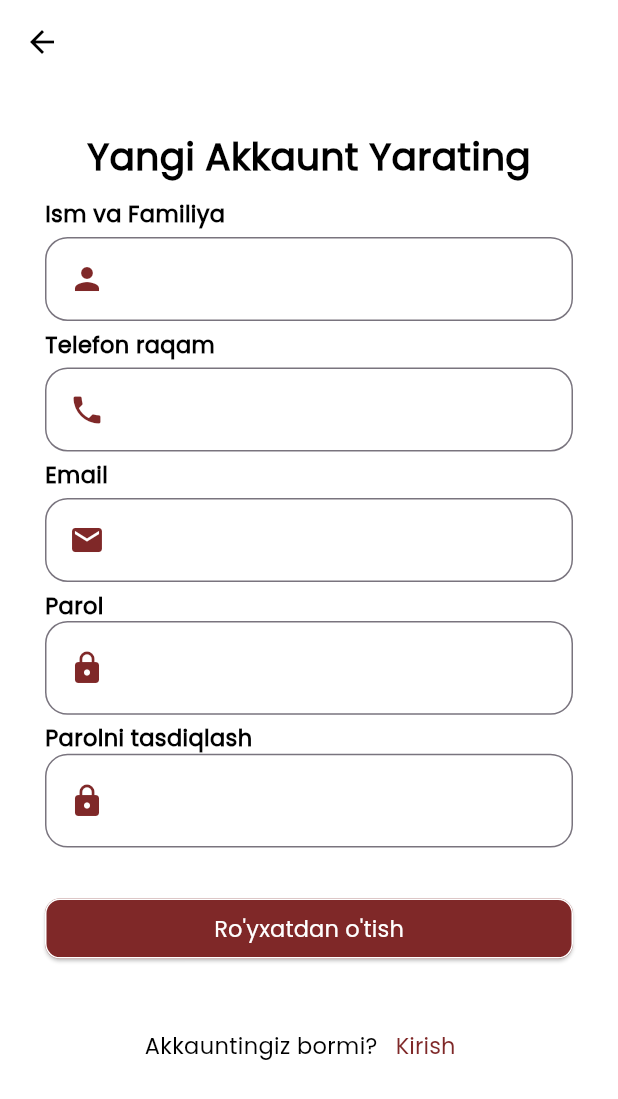
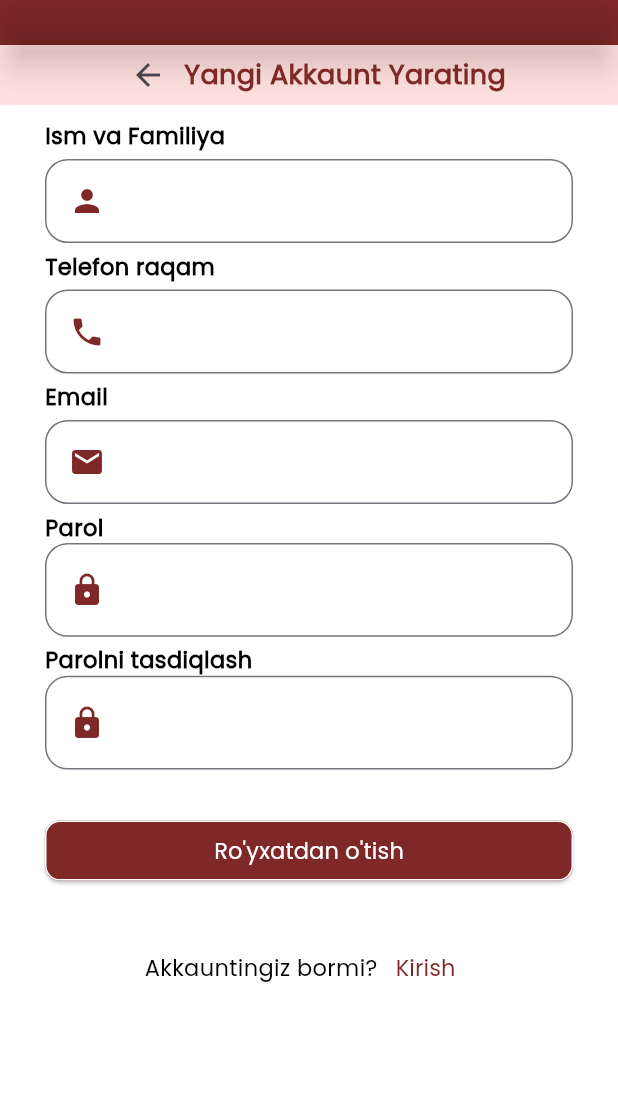
Before and after one commit to abdurasulov1441/vorismobiUXUI, a Flutter app: the SignUpScreen screen opened by its route, on a phone screen of 412 x 824 dp. Shown: the top 1099 px of the screen. Run offline on Flutter 3.47's test engine with Material 3 defaults, Android fonts, the phone set to English and light mode, and no system bars; our stand-ins replace cloud_firestore, email_validator, firebase_auth, firebase_core; accounts and stored records are empty.

```diff
--- a/lib/components/appbar_title.dart
+++ b/lib/components/appbar_title.dart
@@ -11,7 +11,7 @@ class AppbarTitle extends StatelessWidget {
       children: [
         Container(
           width: double.infinity,
-          height: 50,
+          height: 30,
           color: AppColors.iconGuardColor,
         ),
         Container(
--- /dev/null
+++ b/lib/components/mini_red_app_bar.dart
@@ -0,0 +1,19 @@
+import 'package:flutter/material.dart';
+import 'package:flutter_application_1/style/app_colors.dart';
+
+class MiniRedAppBar extends StatelessWidget {
+  const MiniRedAppBar({super.key});
+
+  @override
+  Widget build(BuildContext context) {
+    return Container(
+      color: AppColors.iconGuardColor,
+      width: double.infinity,
+      height: 30,
+      child: Card(
+        elevation: 10,
+        color: Colors.transparent,
+      ),
+    );
+  }
+}
--- a/lib/screens/signup_screen.dart
+++ b/lib/screens/signup_screen.dart
@@ -1,6 +1,7 @@
 import 'package:email_validator/email_validator.dart';
 import 'package:firebase_auth/firebase_auth.dart';
 import 'package:flutter/material.dart';
+import 'package:flutter_application_1/components/mini_red_app_bar.dart';
 import 'package:flutter_application_1/services/snack_bar.dart';
 import 'package:flutter_application_1/style/app_colors.dart';
 import 'package:flutter_application_1/style/app_style.dart';
@@ -85,29 +86,49 @@ class _SignUpScreen extends State<SignUpScreen> {
     return Scaffold(
       backgroundColor: AppColors.backgroundColor,
       resizeToAvoidBottomInset: false,
-      appBar: AppBar(
-        backgroundColor: AppColors.headerColor,
-        leading: IconButton(
-            onPressed: () {
-              Navigator.pop(context);
-            },
-            icon: Icon(
-              Icons.arrow_back,
-              color: AppColors.textColor,
-            )),
-      ),
+      // appBar: AppBar(
+      //   backgroundColor: AppColors.headerColor,
+      //   leading: IconButton(
+      //       onPressed: () {
+      //         Navigator.pop(context);
+      //       },
+      //       icon: Icon(
+      //         Icons.arrow_back,
+      //         color: AppColors.textColor,
+      //       )),
+      // ),
       body: SingleChildScrollView(
-        child: Padding(
-          padding: const EdgeInsets.all(30.0),
         child: Form(
           key: formKey,
           child: Column(
             children: [
+              MiniRedAppBar(),
+              Container(
+                width: double.infinity,
+                height: 40,
+                color: const Color.fromARGB(50, 255, 103, 93),
+                child: Row(
+                  mainAxisAlignment: MainAxisAlignment.center,
+                  children: [
+                    IconButton(
+                        onPressed: () {
+                          Navigator.pop(context);
+                        },
+                        icon: Icon(Icons.arrow_back)),
                     Text(
                       'Yangi Akkaunt Yarating',
-                  style: AppStyle.fontStyle
-                      .copyWith(fontSize: 25, fontWeight: FontWeight.bold),
+                      style: AppStyle.fontStyle.copyWith(
+                          fontSize: 18,
+                          fontWeight: FontWeight.bold,
+                          color: AppColors.iconGuardColor),
                     ),
+                  ],
+                ),
+              ),
+              Padding(
+                padding: const EdgeInsets.only(left: 30, right: 30),
+                child: Column(
+                  children: [
                     SizedBox(
                       height: 10,
                     ),
@@ -130,7 +151,8 @@ class _SignUpScreen extends State<SignUpScreen> {
                       controller: _nameController,
                       decoration: const InputDecoration(
                           border: OutlineInputBorder(
-                          borderRadius: BorderRadius.all(Radius.circular(15))),
+                              borderRadius:
+                                  BorderRadius.all(Radius.circular(15))),
                           hintText: 'Ism va Familiyangizni kiriting',
                           hintStyle: AppStyle.fontStyle,
                           label: Icon(
@@ -160,7 +182,8 @@ class _SignUpScreen extends State<SignUpScreen> {
                       controller: _phoneController,
                       decoration: const InputDecoration(
                           border: OutlineInputBorder(
-                          borderRadius: BorderRadius.all(Radius.circular(15))),
+                              borderRadius:
+                                  BorderRadius.all(Radius.circular(15))),
                           hintText: 'Telefon raqamingizni kiriting',
                           hintStyle: AppStyle.fontStyle,
                           label: Icon(
@@ -194,7 +217,8 @@ class _SignUpScreen extends State<SignUpScreen> {
                               : null,
                       decoration: const InputDecoration(
                           border: OutlineInputBorder(
-                          borderRadius: BorderRadius.all(Radius.circular(15))),
+                              borderRadius:
+                                  BorderRadius.all(Radius.circular(15))),
                           hintText: 'Email ni kiriting',
                           hintStyle: AppStyle.fontStyle,
                           label: Icon(
@@ -223,7 +247,8 @@ class _SignUpScreen extends State<SignUpScreen> {
                           : null,
                       decoration: InputDecoration(
                         border: const OutlineInputBorder(
-                        borderRadius: BorderRadius.all(Radius.circular(15))),
+                            borderRadius:
+                                BorderRadius.all(Radius.circular(15))),
                         hintText: 'Parolni kiriting',
                         hintStyle: AppStyle.fontStyle,
                         label: Icon(
@@ -262,7 +287,8 @@ class _SignUpScreen extends State<SignUpScreen> {
                           : null,
                       decoration: InputDecoration(
                         border: const OutlineInputBorder(
-                        borderRadius: BorderRadius.all(Radius.circular(15))),
+                            borderRadius:
+                                BorderRadius.all(Radius.circular(15))),
                         hintText: 'Parolni yana bir martda tering',
                         hintStyle: AppStyle.fontStyle,
                         label: Icon(
@@ -313,6 +339,8 @@ class _SignUpScreen extends State<SignUpScreen> {
                   ],
                 ),
               ),
+            ],
+          ),
         ),
       ),
     );
```
Also changed, not shown: lib/screens/home_screen.dart (+1 -33 lines), lib/screens/object_security.dart (+8 -3 lines). Lines whose indentation alone changed are shown as unchanged.
